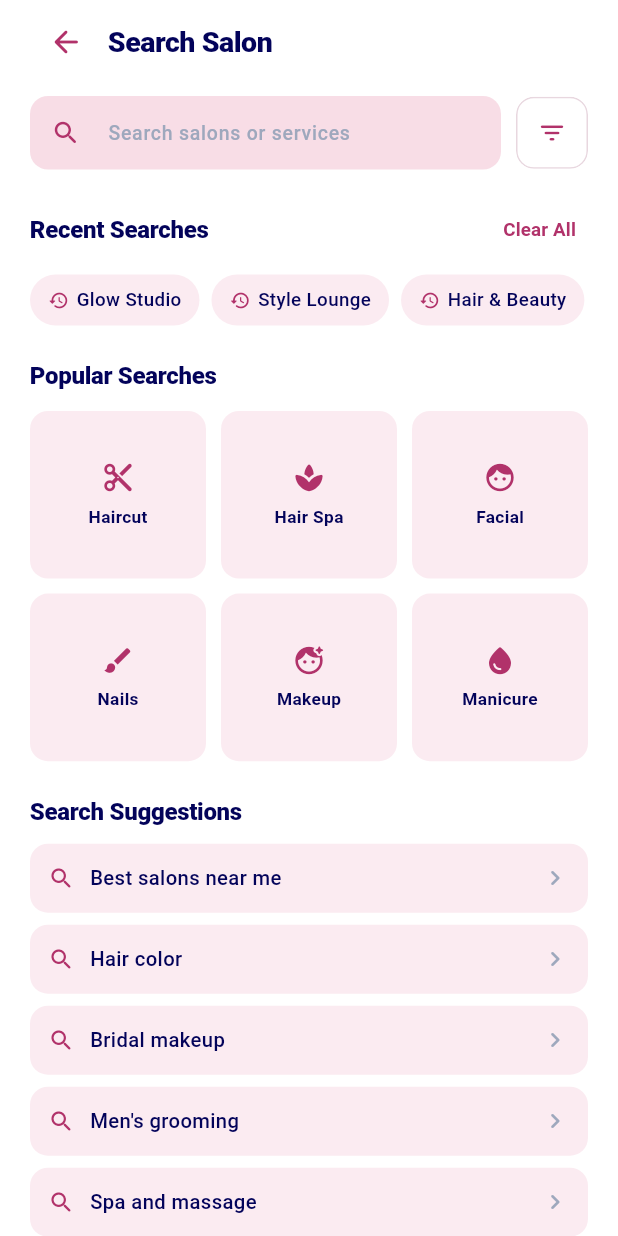
After one commit to kkalariya988-spec/GoQueue, a Flutter app: the SearchPage screen opened by its route, on a phone screen of 412 x 824 dp. The commit adds this screen. Run offline on Flutter 3.47's test engine with Material 3 defaults, Android fonts, the phone set to English and light mode, and no system bars; accounts and stored records are empty.

Commit message:
some chags

```diff
--- a/lib/app/router/app_router.dart
+++ b/lib/app/router/app_router.dart
@@ -10,6 +10,7 @@ import '../../features/auth/presentation/pages/reset_password_page.dart';
 import '../../features/auth/presentation/pages/success_page.dart';
 import '../../features/user/presentation/pages/user_home_page.dart';
 import '../../features/user/presentation/pages/salons_list_page.dart';
+import '../../features/user/presentation/pages/search_page.dart';
 
 class AppRouter {
   AppRouter._();
@@ -61,6 +62,9 @@ class AppRouter {
       case RouteNames.userSalons:
         return MaterialPageRoute(builder: (_) => const SalonsListPage());
 
+      case RouteNames.userSearch:
+        return MaterialPageRoute(builder: (_) => const SearchPage());
+
       default:
         return MaterialPageRoute(
           builder: (_) => Scaffold(
--- a/lib/features/auth/presentation/pages/login_page.dart
+++ b/lib/features/auth/presentation/pages/login_page.dart
@@ -1,4 +1,3 @@
-import 'package:flutter/foundation.dart';
 import 'package:flutter/material.dart';
 
 import '../../../../app/router/route_names.dart';
@@ -220,31 +219,6 @@ class _LoginPageState extends State<LoginPage> {
               isLoading: _isSubmitting,
               onPressed: _isSubmitting ? null : _handleLogin,
             ),
-            // shortcut: debug builds only, drop when the real auth backend lands
-            if (!kReleaseMode)
-              TextButton(
-                onPressed: _isSubmitting
-                    ? null
-                    : () {
-                        _nameController.text = AuthService.demoName;
-                        _emailController.text = AuthService.demoEmail;
-                        _passwordController.text = AuthService.demoPassword;
-                        _handleLogin();
-                      },
-                style: TextButton.styleFrom(
-                  padding: EdgeInsets.zero,
-                  minimumSize: const Size(0, 0),
-                  tapTargetSize: MaterialTapTargetSize.shrinkWrap,
-                ),
-                child: const Text(
-                  'Skip for testing',
-                  style: TextStyle(
-                    color: AppColors.textSecondary,
-                    fontSize: 13,
-                    fontWeight: FontWeight.w600,
-                  ),
-                ),
-              ),
             const Spacer(),
             SizedBox(height: footerGap),
             Wrap(
--- /dev/null
+++ b/lib/features/user/presentation/pages/search_page.dart
@@ -0,0 +1,429 @@
+import 'package:flutter/material.dart';
+
+import '../../../../app/theme/app_colors.dart';
+import '../../../../app/theme/app_spacing.dart';
+import '../../../../core/services/navigation_service.dart';
+import '../../../../core/widgets/app_search_field.dart';
+import '../widgets/popular_service_card.dart' show serviceIcon;
+
+/// Customer search screen.
+///
+/// Shows recent, popular and suggested queries. There is no results view yet,
+/// so picking any entry fills the query field.
+class SearchPage extends StatefulWidget {
+  const SearchPage({super.key});
+
+  @override
+  State<SearchPage> createState() => _SearchPageState();
+}
+
+class _SearchPageState extends State<SearchPage> {
+  static const List<String> _popular = [
+    'Haircut',
+    'Hair Spa',
+    'Facial',
+    'Nails',
+    'Makeup',
+    'Manicure',
+  ];
+  static const List<String> _suggestions = [
+    'Best salons near me',
+    'Hair color',
+    'Bridal makeup',
+    "Men's grooming",
+    'Spa and massage',
+  ];
+
+  final TextEditingController _controller = TextEditingController();
+  final FocusNode _focusNode = FocusNode();
+  List<String> _recent = const ['Glow Studio', 'Style Lounge', 'Hair & Beauty'];
+
+  @override
+  void dispose() {
+    _controller.dispose();
+    _focusNode.dispose();
+    super.dispose();
+  }
+
+  void _useQuery(String query) {
+    _controller.text = query;
+    _focusNode.unfocus();
+  }
+
+  @override
+  Widget build(BuildContext context) {
+    return Scaffold(
+      backgroundColor: AppColors.background,
+      body: SafeArea(
+        bottom: false,
+        child: LayoutBuilder(
+          builder: (context, constraints) {
+            final padding = AppSpacing.pagePadding(constraints.maxWidth);
+
+            return Column(
+              crossAxisAlignment: CrossAxisAlignment.stretch,
+              children: [
+                Padding(
+                  padding: EdgeInsets.fromLTRB(padding, 4, padding, 8),
+                  child: Row(
+                    children: [
+                      IconButton(
+                        onPressed: NavigationService.pop,
+                        icon: const Icon(Icons.arrow_back_rounded),
+                        color: AppColors.primary,
+                        tooltip: 'Back',
+                      ),
+                      const SizedBox(width: 4),
+                      const Text(
+                        'Search Salon',
+                        style: TextStyle(
+                          color: AppColors.textPrimary,
+                          fontSize: 19,
+                          fontWeight: FontWeight.w800,
+                          letterSpacing: -0.3,
+                        ),
+                      ),
+                    ],
+                  ),
+                ),
+                Expanded(
+                  child: ListView(
+                    padding: EdgeInsets.fromLTRB(padding, 4, padding, 16),
+                    children: [
+                      _SearchBar(
+                        controller: _controller,
+                        focusNode: _focusNode,
+                        onFiltered: () => _showMessage('Filters coming next.'),
+                      ),
+                      const SizedBox(height: 22),
+                      if (_recent.isNotEmpty) ...[
+                        _RecentSearches(
+                          recent: _recent,
+                          onSelected: _useQuery,
+                          onCleared: () => setState(() => _recent = const []),
+                        ),
+                        const SizedBox(height: 22),
+                      ],
+                      _PopularSearches(onSelected: _useQuery),
+                      const SizedBox(height: 22),
+                      _Suggestions(onSelected: _useQuery),
+                    ],
+                  ),
+                ),
+              ],
+            );
+          },
+        ),
+      ),
+    );
+  }
+
+  void _showMessage(String message) {
+    ScaffoldMessenger.of(context).showSnackBar(
+      SnackBar(
+        content: Text(message),
+        behavior: SnackBarBehavior.floating,
+        backgroundColor: AppColors.textPrimary,
+        shape: RoundedRectangleBorder(borderRadius: AppRadius.borderMd),
+      ),
+    );
+  }
+}
+
+class _SearchBar extends StatelessWidget {
+  const _SearchBar({
+    required this.controller,
+    required this.focusNode,
+    required this.onFiltered,
+  });
+
+  final TextEditingController controller;
+  final FocusNode focusNode;
+  final VoidCallback onFiltered;
+
+  @override
+  Widget build(BuildContext context) {
+    return Row(
+      children: [
+        Expanded(
+          child: AppSearchField(
+            controller: controller,
+            focusNode: focusNode,
+            hint: 'Search salons or services',
+            prefixIcon: const Icon(
+              Icons.search_rounded,
+              color: AppColors.primary,
+              size: 20,
+            ),
+          ),
+        ),
+        const SizedBox(width: 10),
+        SizedBox(
+          width: 48,
+          height: 48,
+          child: Material(
+            color: Colors.white,
+            shape: RoundedRectangleBorder(
+              borderRadius: AppRadius.borderMd,
+              side: const BorderSide(color: AppColors.border),
+            ),
+            clipBehavior: Clip.antiAlias,
+            child: InkWell(
+              onTap: onFiltered,
+              child: const Icon(
+                Icons.filter_list_rounded,
+                color: AppColors.primary,
+                size: 20,
+              ),
+            ),
+          ),
+        ),
+      ],
+    );
+  }
+}
+
+class _RecentSearches extends StatelessWidget {
+  const _RecentSearches({
+    required this.recent,
+    required this.onSelected,
+    required this.onCleared,
+  });
+
+  final List<String> recent;
+  final ValueChanged<String> onSelected;
+  final VoidCallback onCleared;
+
+  @override
+  Widget build(BuildContext context) {
+    return Column(
+      crossAxisAlignment: CrossAxisAlignment.start,
+      children: [
+        Row(
+          mainAxisAlignment: MainAxisAlignment.spaceBetween,
+          children: [
+            Expanded(
+              child: Text(
+                'Recent Searches',
+                style: _sectionTitle,
+                maxLines: 1,
+                overflow: TextOverflow.ellipsis,
+              ),
+            ),
+            TextButton(
+              onPressed: onCleared,
+              style: TextButton.styleFrom(
+                foregroundColor: AppColors.primary,
+                padding: const EdgeInsets.symmetric(horizontal: 8),
+                minimumSize: const Size(0, 36),
+                tapTargetSize: MaterialTapTargetSize.shrinkWrap,
+              ),
+              child: const Text(
+                'Clear All',
+                style: TextStyle(fontSize: 12.5, fontWeight: FontWeight.w600),
+              ),
+            ),
+          ],
+        ),
+        const SizedBox(height: 12),
+        Wrap(
+          spacing: 8,
+          runSpacing: 8,
+          children: [
+            for (final label in recent)
+              _RecentPill(label: label, onTap: () => onSelected(label)),
+          ],
+        ),
+      ],
+    );
+  }
+}
+
+class _RecentPill extends StatelessWidget {
+  const _RecentPill({required this.label, required this.onTap});
+
+  final String label;
+  final VoidCallback onTap;
+
+  @override
+  Widget build(BuildContext context) {
+    return Material(
+      color: AppColors.softPink,
+      borderRadius: AppRadius.borderPill,
+      clipBehavior: Clip.antiAlias,
+      child: InkWell(
+        onTap: onTap,
+        child: Padding(
+          padding: const EdgeInsets.symmetric(horizontal: 12, vertical: 8),
+          child: Row(
+            mainAxisSize: MainAxisSize.min,
+            children: [
+              const Icon(
+                Icons.history_rounded,
+                size: 14,
+                color: AppColors.primary,
+              ),
+              const SizedBox(width: 5),
+              Text(
+                label,
+                style: const TextStyle(
+                  color: AppColors.textPrimary,
+                  fontSize: 12.5,
+                  fontWeight: FontWeight.w500,
+                ),
+              ),
+            ],
+          ),
+        ),
+      ),
+    );
+  }
+}
+
+class _PopularSearches extends StatelessWidget {
+  const _PopularSearches({required this.onSelected});
+
+  final ValueChanged<String> onSelected;
+
+  @override
+  Widget build(BuildContext context) {
+    return Column(
+      crossAxisAlignment: CrossAxisAlignment.start,
+      children: [
+        Text('Popular Searches', style: _sectionTitle),
+        const SizedBox(height: 12),
+        GridView.count(
+          crossAxisCount: 3,
+          shrinkWrap: true,
+          physics: const NeverScrollableScrollPhysics(),
+          mainAxisSpacing: 10,
+          crossAxisSpacing: 10,
+          childAspectRatio: 1.05,
+          children: [
+            for (final label in _SearchPageState._popular)
+              _PopularTile(label: label, onTap: () => onSelected(label)),
+          ],
+        ),
+      ],
+    );
+  }
+}
+
+class _PopularTile extends StatelessWidget {
+  const _PopularTile({required this.label, required this.onTap});
+
+  final String label;
+  final VoidCallback onTap;
+
+  @override
+  Widget build(BuildContext context) {
+    return Material(
+      color: AppColors.softPink,
+      borderRadius: AppRadius.borderMd,
+      clipBehavior: Clip.antiAlias,
+      child: InkWell(
+        onTap: onTap,
+        child: Padding(
+          padding: const EdgeInsets.symmetric(vertical: 10, horizontal: 4),
+          child: Column(
+            mainAxisAlignment: MainAxisAlignment.center,
+            children: [
+              Icon(serviceIcon(label), color: AppColors.primary, size: 22),
+              const SizedBox(height: 7),
+              FittedBox(
+                fit: BoxFit.scaleDown,
+                child: Text(
+                  label,
+                  maxLines: 1,
+                  style: const TextStyle(
+                    color: AppColors.textPrimary,
+                    fontSize: 11.5,
+                    fontWeight: FontWeight.w600,
+                  ),
+                ),
+              ),
+            ],
+          ),
+        ),
+      ),
+    );
+  }
+}
+
+class _Suggestions extends StatelessWidget {
+  const _Suggestions({required this.onSelected});
+
+  final ValueChanged<String> onSelected;
+
+  @override
+  Widget build(BuildContext context) {
+    return Column(
+      crossAxisAlignment: CrossAxisAlignment.start,
+      children: [
+        Text('Search Suggestions', style: _sectionTitle),
+        const SizedBox(height: 10),
+        for (final label in _SearchPageState._suggestions)
+          Padding(
+            padding: const EdgeInsets.only(bottom: 8),
+            child: _SuggestionRow(label: label, onTap: () => onSelected(label)),
+          ),
+      ],
+    );
+  }
+}
+
+class _SuggestionRow extends StatelessWidget {
+  const _SuggestionRow({required this.label, required this.onTap});
+
+  final String label;
+  final VoidCallback onTap;
+
+  @override
+  Widget build(BuildContext context) {
+    return Material(
+      color: AppColors.softPink,
+      borderRadius: AppRadius.borderMd,
+      clipBehavior: Clip.antiAlias,
+      child: InkWell(
+        onTap: onTap,
+        child: Padding(
+          padding: const EdgeInsets.symmetric(horizontal: 12, vertical: 13),
+          child: Row(
+            children: [
+              const Icon(
+                Icons.search_rounded,
+                size: 18,
+                color: AppColors.primary,
+              ),
+              const SizedBox(width: 10),
+              Expanded(
+                child: Text(
+                  label,
+                  maxLines: 1,
+                  overflow: TextOverflow.ellipsis,
+                  style: const TextStyle(
+                    color: AppColors.textPrimary,
+                    fontSize: 13.5,
+                    fontWeight: FontWeight.w500,
+                  ),
+                ),
+              ),
+              const Icon(
+                Icons.chevron_right_rounded,
+                size: 20,
+                color: AppColors.textMuted,
+              ),
+            ],
+          ),
+        ),
+      ),
+    );
+  }
+}
+
+const TextStyle _sectionTitle = TextStyle(
+  color: AppColors.textPrimary,
+  fontSize: 16,
+  fontWeight: FontWeight.w800,
+  letterSpacing: -0.2,
+);
--- a/lib/features/user/presentation/widgets/home_hero.dart
+++ b/lib/features/user/presentation/widgets/home_hero.dart
@@ -2,8 +2,10 @@ import 'dart:math' as math;
 
 import 'package:flutter/material.dart';
 
+import '../../../../app/router/route_names.dart';
 import '../../../../app/theme/app_colors.dart';
 import '../../../../app/theme/app_spacing.dart';
+import '../../../../core/services/navigation_service.dart';
 import '../../../../core/widgets/app_button.dart';
 import '../../../../core/widgets/app_wordmark.dart';
 import 'dashboard_layout.dart';
@@ -268,7 +270,7 @@ class _HomeHeroState extends State<HomeHero> {
           hint: 'Search salon or service',
           icon: Icons.search_rounded,
           textInputAction: TextInputAction.next,
-          onSubmitted: (_) => _locationFocus.requestFocus(),
+          onTap: () => NavigationService.pushNamed(RouteNames.userSearch),
         ),
         const SizedBox(height: 8),
         _HeroSearchField(
@@ -476,7 +478,8 @@ class _HeroSearchField extends StatelessWidget {
     required this.hint,
     required this.icon,
     required this.textInputAction,
-    required this.onSubmitted,
+    this.onTap,
+    this.onSubmitted,
   });
 
   final TextEditingController controller;
@@ -484,7 +487,8 @@ class _HeroSearchField extends StatelessWidget {
   final String hint;
   final IconData icon;
   final TextInputAction textInputAction;
-  final ValueChanged<String> onSubmitted;
+  final VoidCallback? onTap;
+  final ValueChanged<String>? onSubmitted;
 
   @override
   Widget build(BuildContext context) {
@@ -496,6 +500,8 @@ class _HeroSearchField extends StatelessWidget {
     return TextField(
       controller: controller,
       focusNode: focusNode,
+      readOnly: onTap != null,
+      onTap: onTap,
       textInputAction: textInputAction,
       onSubmitted: onSubmitted,
       autocorrect: false,
--- a/lib/features/user/presentation/widgets/popular_service_card.dart
+++ b/lib/features/user/presentation/widgets/popular_service_card.dart
@@ -126,6 +126,14 @@ IconData serviceIcon(String name) {
       return Icons.palette_rounded;
     case 'Makeup':
       return Icons.face_retouching_natural_rounded;
+    case 'Hair Spa':
+      return Icons.spa_rounded;
+    case 'Facial':
+      return Icons.face_rounded;
+    case 'Nails':
+      return Icons.brush_rounded;
+    case 'Manicure':
+      return Icons.water_drop_rounded;
     default:
       return Icons.spa_rounded;
   }
```
Also changed, not shown: 3 other files.
